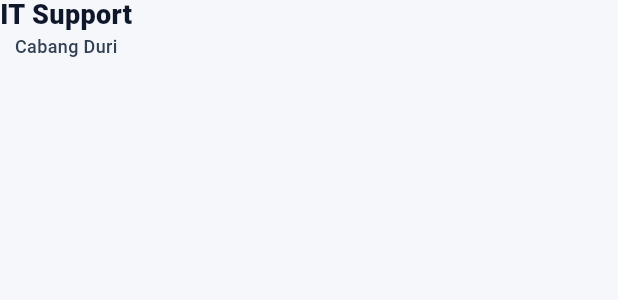
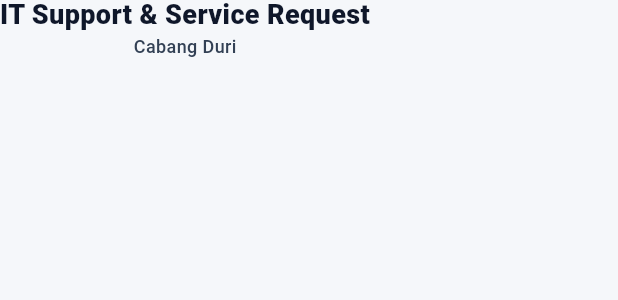
Before and after one commit to assyaref/itsr-radiant-group-duri, a Flutter app: the _BrandHeader widget shown alone on an empty page, opened directly, on a phone screen of 412 x 824 dp. Shown: the top 300 px of the screen. Run offline on Flutter 3.47's test engine with Material 3 defaults, Android fonts, the phone set to English and light mode, and no system bars; our stand-ins replace flutter_riverpod, go_router, pdf, supabase_flutter, web; missing offline and left inert: dart:js_interop; accounts and stored records are empty; project files that could hold a hidden picture were left out.

Commit message:
feat(login): brand title 'IT Support & Service Request'
Co-Authored-By: Claude Opus 5.5 <noreply@anthropic.com>
Claude-Session: https://claude.ai/code/session_01CGEgziFFTGYcoUdVwLXvuc

```diff
--- a/lib/screens/login_screen.dart
+++ b/lib/screens/login_screen.dart
@@ -332,9 +332,10 @@ class _BrandHeader extends StatelessWidget {
         const SizedBox(height: 10),
       ],
       Text(
-        'IT Support',
+        'IT Support & Service Request',
+        textAlign: TextAlign.center,
         style: TextStyle(
-          fontSize: compact ? 18 : 24,
+          fontSize: compact ? 18 : 22,
           fontWeight: FontWeight.w800,
           color: const Color(0xFF0F172A),
           height: 1.1,
```
Also changed, not shown: 1 other file.
